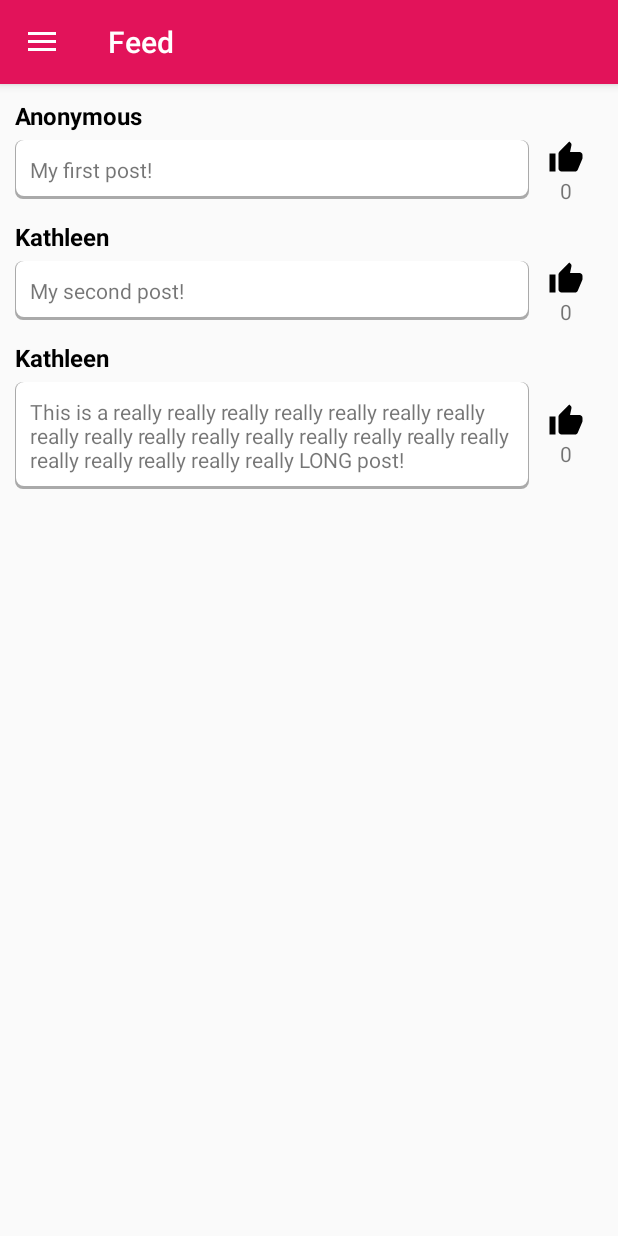
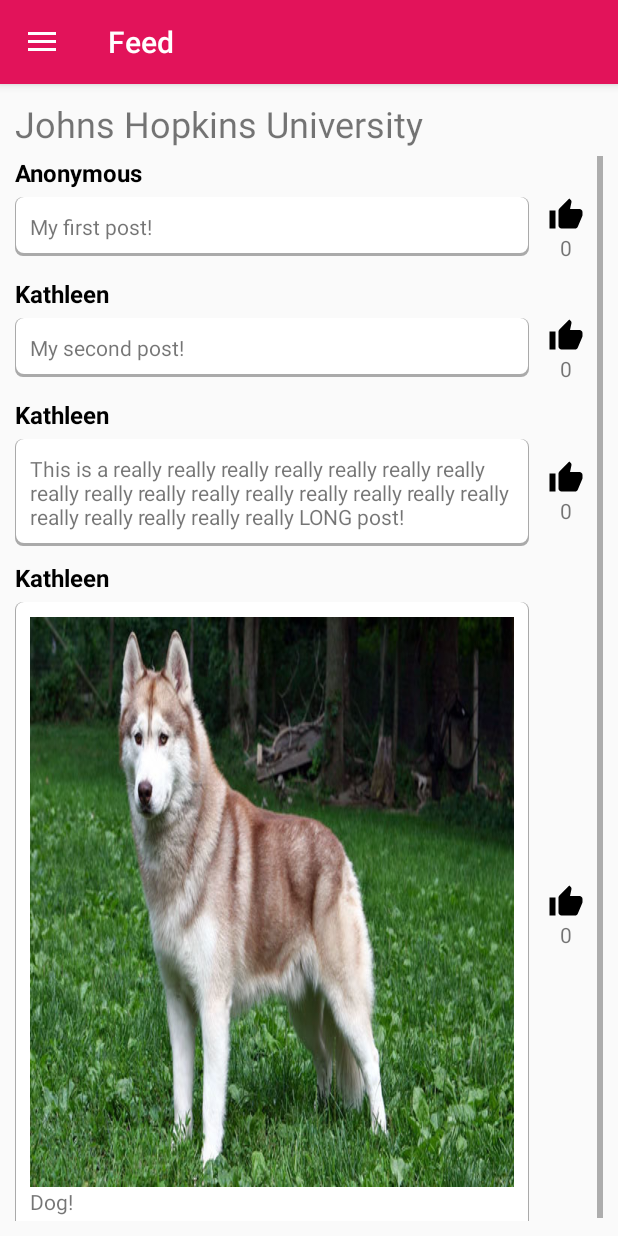
Before and after one commit to matthew-richard/Hotspots, an Android app: the screen it shows after launch (MainActivity), after a tap on "Feed", on a phone screen of 412 x 824 dp. Run offline under Robolectric (Android 15) with nearby library versions, the phone set to English and light mode, and no system bars; 1 other tap on this screen came first.

Commit message:
Added context menu and imageview feature in feed

```diff
--- a/app/src/main/java/com/teamhotspots/hotspots/Feed.java
+++ b/app/src/main/java/com/teamhotspots/hotspots/Feed.java
@@ -6,7 +6,9 @@ import android.graphics.Color;
 import android.graphics.PorterDuff;
 import android.os.Bundle;
 import android.support.v4.app.Fragment;
+import android.view.ContextMenu;
 import android.view.LayoutInflater;
+import android.view.MenuItem;
 import android.view.View;
 import android.view.ViewGroup;
 import android.widget.AdapterView;
@@ -14,6 +16,7 @@ import android.widget.ArrayAdapter;
 import android.widget.ImageView;
 import android.widget.ListView;
 import android.widget.TextView;
+import android.widget.Toast;
 
 import java.text.SimpleDateFormat;
 import java.util.ArrayList;
@@ -39,24 +42,20 @@ public class Feed extends Fragment {
         postsListView = (ListView) view.findViewById(R.id.feed_list);
         adapter = new PostAdapter(getActivity(), R.layout.post, posts);
         postsListView.setAdapter(adapter);
-/*
-        postsListView.setOnItemClickListener(new AdapterView.OnItemClickListener(){
+
+        TextView community = (TextView) view.findViewById(R.id.community_name);
+        community.setText("Johns Hopkins University");
+
+        registerForContextMenu(postsListView);
+
+        postsListView.setOnItemLongClickListener(new AdapterView.OnItemLongClickListener() {
             @Override
-            public void onItemClick(AdapterView<?>adapter,View v, int position, long id){
-                Post item = (Post) adapter.getItemAtPosition(position);
-
-                EditPost fragment = new EditPost();
-                Bundle args = new Bundle();
-                args.putLong(EditPost.DATE_MS, item.getDate().getTime());
-                args.putDouble(EditPost.HOURS, item.getHours());
-                args.putBoolean(EditPost.DAY, item.getDay());
-                args.putInt(EditPost.Post_TYPE, item.getPostType());
-                args.putInt(EditPost.WEATHER, item.getWeather());
-
-                fragment.setArguments(args);
-                getFragmentManager().beginTransaction().replace(R.id.content_frame, fragment).commit();
+            public boolean onItemLongClick(AdapterView<?> adapterView, View view, int position, long id) {
+                Post p = (Post) postsListView.getItemAtPosition(position);
+                if (p.isPicturePost()) postsListView.showContextMenu();
+                return true;
             }
-        });*/
+        });
 
         return view;
     }
@@ -67,6 +66,24 @@ public class Feed extends Fragment {
         posts.add(new Post("Kathleen", "This is a really really really really really really really " +
                 "really really really really really really really really really really really really" +
                 " really really LONG post!", null));
+        posts.add(new Post("Kathleen", "Dog!", R.drawable.husky));
+    }
+
+    @Override
+    public void onCreateContextMenu(ContextMenu menu, View v, ContextMenu.ContextMenuInfo menuInfo) {
+        super.onCreateContextMenu(menu, v, menuInfo);
+        menu.setHeaderTitle("Select The Action");
+        menu.add(0, v.getId(), 0, "Save to Gallery"); // groupId, itemId, order, title
+    }
+
+    @Override
+    public boolean onContextItemSelected(MenuItem item){
+        if (item.getTitle()=="Save to Gallery"){
+            Toast.makeText(getActivity().getApplicationContext(),"Saved to gallery!",Toast.LENGTH_LONG).show();
+        } else {
+            return false;
+        }
+        return true;
     }
 
     private class PostAdapter extends ArrayAdapter<Post> {
@@ -97,8 +114,12 @@ public class Feed extends Fragment {
                     username.setText(p.getUsername());
                 }
 
-                if (picture != null && p.getDrawable() != null) {
+                if (picture != null && p.isPicturePost()) {
                     picture.setBackgroundResource(p.getDrawable());
+                    picture.setVisibility(View.VISIBLE);
+                } else if (picture!= null && !p.isPicturePost()) {
+                    picture.setVisibility(View.INVISIBLE);
+                    picture.setBackgroundResource(0);
                 }
 
                 if (message != null) {
--- a/app/src/main/java/com/teamhotspots/hotspots/Post.java
+++ b/app/src/main/java/com/teamhotspots/hotspots/Post.java
@@ -7,7 +7,7 @@ package com.teamhotspots.hotspots;
 public class Post {
     private String username;
     private String msg;
-    private Integer drawable;    // for this stage only
+    private Integer drawable;    // TODO: Figure out a better way to store this
     private int numLikes;
 
     public Post(String username, String msg, Integer drawable) {
@@ -50,4 +50,6 @@ public class Post {
     }
 
     public void undoVote() { this.numLikes--; }
+
+    public boolean isPicturePost() { return drawable != null; }
 }
--- a/app/src/main/res/layout/fragment_feed.xml
+++ b/app/src/main/res/layout/fragment_feed.xml
@@ -3,6 +3,14 @@
     android:orientation="vertical" android:layout_width="match_parent"
     android:layout_height="match_parent"
     android:layout_margin="10dp">
+
+    <TextView
+        android:id="@+id/community_name"
+        android:layout_width="match_parent"
+        android:layout_height="wrap_content"
+        android:layout_marginBottom="5dp"
+        android:textSize="24sp"/>
+
 
     <ListView
         android:id="@+id/feed_list"
--- a/app/src/main/res/layout/post.xml
+++ b/app/src/main/res/layout/post.xml
@@ -28,7 +28,8 @@
             <ImageView android:id="@+id/picture"
                 android:layout_width="match_parent"
                 android:layout_height="wrap_content"
-                android:visibility="invisible"/>
+                android:visibility="invisible"
+                android:scaleType="fitXY"/>
 
             <TextView android:id="@+id/message"
                 android:layout_width="match_parent"
```
Also changed, not shown: app/src/main/husky-web.png (added), app/src/main/res/drawable/husky.jpg (added).
